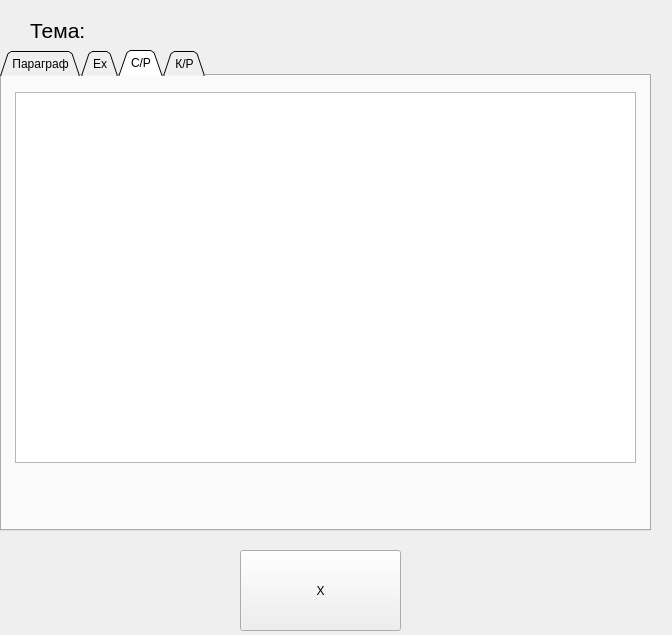
First picture: the form in content_window.ui, repository Ostrolistova2/Learning, before the edit.
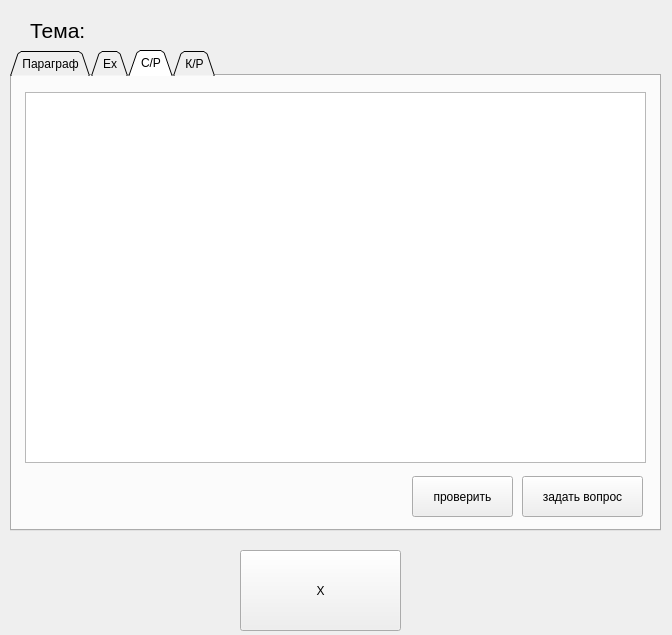
Second picture: the form after the edit. The open tabs and pages were chosen to show the change.

The edit to the form file:
```diff
--- a/content_window.ui
+++ b/content_window.ui
@@ -59,7 +59,7 @@
   <widget class="QTabWidget" name="tabWidget">
    <property name="geometry">
     <rect>
-     <x>0</x>
+     <x>10</x>
      <y>50</y>
      <width>651</width>
      <height>481</height>
@@ -147,6 +147,32 @@
       </rect>
      </property>
     </widget>
+    <widget class="QPushButton" name="pushButton_3">
+     <property name="geometry">
+      <rect>
+       <x>400</x>
+       <y>400</y>
+       <width>101</width>
+       <height>41</height>
+      </rect>
+     </property>
+     <property name="text">
+      <string>проверить</string>
+     </property>
+    </widget>
+    <widget class="QPushButton" name="pushButton_4">
+     <property name="geometry">
+      <rect>
+       <x>510</x>
+       <y>400</y>
+       <width>121</width>
+       <height>41</height>
+      </rect>
+     </property>
+     <property name="text">
+      <string>задать вопрос</string>
+     </property>
+    </widget>
    </widget>
    <widget class="QWidget" name="tab_4">
     <attribute name="title">
```
Left out of the diff: 36 changed lines with no effect on the pictures.
